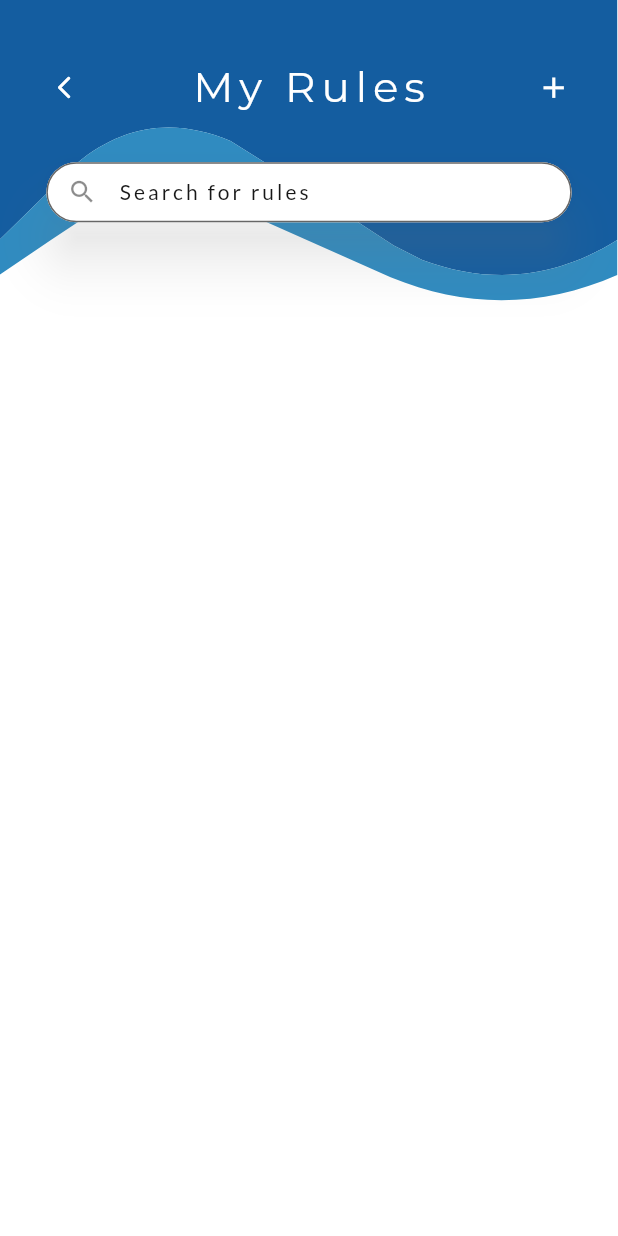
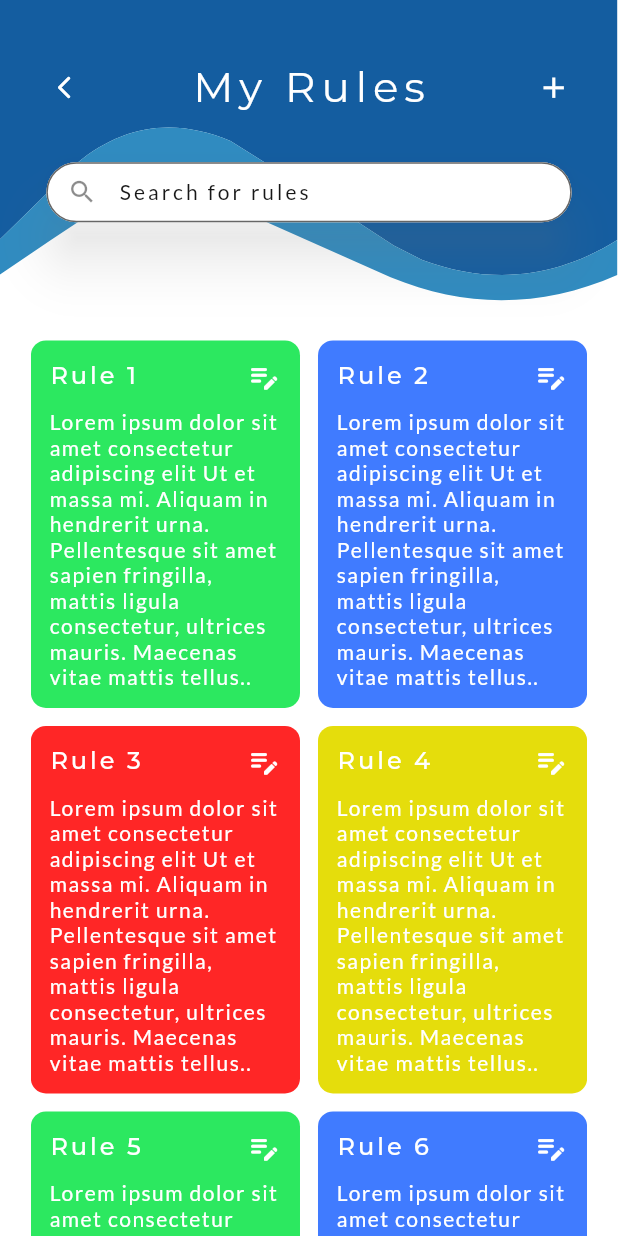
Before and after one commit to Timson01/TradeStat, a Flutter app: the RulesScreen screen opened directly, on a phone screen of 412 x 824 dp. Run offline on Flutter 3.47's test engine with Material 2 defaults, Android fonts, the phone set to English and light mode, and no system bars; our stand-ins replace carousel_slider, equatable, flutter_bloc, flutter_svg, hydrated_bloc, image_picker and 1 more; accounts and stored records are empty.

Commit message:
Rules Screen UI, fix bags in Deals Container

```diff
--- a/lib/blocs/deals_bloc/deals_bloc.dart
+++ b/lib/blocs/deals_bloc/deals_bloc.dart
@@ -35,7 +35,9 @@ class DealsBloc extends HydratedBloc<DealsEvent, DealsState> {
     emit(DealsState(
         currentDeal: deal,
         hashtags: List.from(state.hashtags),
+      deals: state.deals
     ));
+    add(FetchDeals());
   }
 
   FutureOr<void> _onUpdateDeal(
--- /dev/null
+++ b/lib/screens/rules_screen/components/rules_container.dart
@@ -0,0 +1,77 @@
+import 'package:flutter/material.dart';
+import 'package:flutter_staggered_grid_view/flutter_staggered_grid_view.dart';
+import 'package:trade_stat/styles/app_colors.dart';
+
+class RulesContainer extends StatefulWidget {
+  const RulesContainer({Key? key}) : super(key: key);
+
+  @override
+  State<RulesContainer> createState() => _RulesContainerState();
+}
+
+class _RulesContainerState extends State<RulesContainer> {
+  List<int> items = <int>[];
+  List<Color> colors = <Color>[colorRuleGreen, colorRulePurple, colorRuleRed, colorRuleYellow, colorRuleGreen, colorRulePurple, colorRuleRed, colorRuleYellow];
+
+  @override
+  Widget build(BuildContext context) {
+    double width = MediaQuery.of(context).size.width;
+    double height = MediaQuery.of(context).size.height;
+    for (int i = 1; i < 8; i++) {
+      items.add(i);
+    }
+    return Container(
+      width: width * 0.9,
+      height: height * 0.9,
+      child: MasonryGridView.count(
+          mainAxisSpacing: 12,
+          crossAxisSpacing: 12,
+          crossAxisCount: 2,
+          itemCount: items.length,
+          itemBuilder: (context, index) {
+            return Container(
+              decoration: BoxDecoration(
+                borderRadius: BorderRadius.circular(10),
+                color: colors[index],
+              ),
+              padding: EdgeInsets.all(12),
+              child: IntrinsicHeight(
+                child: Column(mainAxisSize: MainAxisSize.min, children: [
+                  Row(
+                    mainAxisAlignment: MainAxisAlignment.spaceBetween,
+                    children: [
+                      Text(
+                        'Rule ${items[index]}',
+                        style: Theme.of(context).textTheme.headline5?.copyWith(
+                            color: Colors.white,
+                            fontWeight: FontWeight.w500,
+                            fontSize: 16,
+                            letterSpacing: 2
+                        ),
+                      ),
+                      IconButton(
+                          padding: EdgeInsets.zero,
+                          constraints: BoxConstraints(),
+                          onPressed: () {},
+                          icon: const Icon(Icons.edit_note_rounded,
+                              size: 23, color: Colors.white))
+                    ],
+                  ),
+                  SizedBox(height: 10),
+                  Text(
+                    'Lorem ipsum dolor sit amet consectetur adipiscing elit Ut et massa mi. '
+                        'Aliquam in hendrerit urna. Pellentesque sit amet sapien fringilla, mattis ligula consectetur,'
+                        ' ultrices mauris. Maecenas vitae mattis tellus..',
+                    style: Theme.of(context).textTheme.subtitle2?.copyWith(
+                        color: Colors.white,
+                        letterSpacing: 1,
+                        fontWeight: FontWeight.w500
+                    ),
+                  ),
+                ]),
+              ),
+            );
+          }),
+    );
+  }
+}
--- a/lib/screens/rules_screen/rules_screen.dart
+++ b/lib/screens/rules_screen/rules_screen.dart
@@ -1,4 +1,5 @@
 import 'package:flutter/material.dart';
+import 'package:trade_stat/screens/rules_screen/components/rules_container.dart';
 import 'package:trade_stat/screens/rules_screen/components/rules_top_section.dart';
 
 class InheritedRulesScreen extends InheritedWidget {
@@ -36,6 +37,7 @@ class _RulesScreenState extends State<RulesScreen> {
 
   @override
   Widget build(BuildContext context) {
+    double height = MediaQuery.of(context).size.height;
     return InheritedRulesScreen(
       rulesScreenWidgetState: this,
       userSearchInput: userSearchInput,
@@ -44,7 +46,9 @@ class _RulesScreenState extends State<RulesScreen> {
           child: SingleChildScrollView(
             child: Column(
               children: [
-                RulesTopSection(callback: (val) => setState(() => userSearchInput.value = val))
+                RulesTopSection(callback: (val) => setState(() => userSearchInput.value = val)),
+                SizedBox(height: height * 0.01),
+                const RulesContainer(),
               ],
             )
           ),
--- a/lib/styles/app_colors.dart
+++ b/lib/styles/app_colors.dart
@@ -6,3 +6,7 @@ const Color colorBlue = Color(0xFF2E8BC0);
 const Color colorGrey = Color(0xFFEBECED);
 const Color colorDarkGrey = Color(0xFF171717);
 const Color colorMiddleGrey = Color(0xFF383838);
+const Color colorRuleGreen = Color(0xFF2CE860);
+const Color colorRulePurple = Color(0xFF407BFF);
+const Color colorRuleYellow = Color(0xFFE5DD0C);
+const Color colorRuleRed = Color(0xFFFF2626);
--- a/pubspec.yaml
+++ b/pubspec.yaml
@@ -46,7 +46,7 @@ dependencies:
   image_picker: ^0.8.6
   plugin_platform_interface: ^2.1.0
   carousel_slider: ^4.2.1
-
+  flutter_staggered_grid_view: ^0.6.2
 dev_dependencies:
   flutter_test:
     sdk: flutter
```
Also changed, not shown: pubspec.lock.
